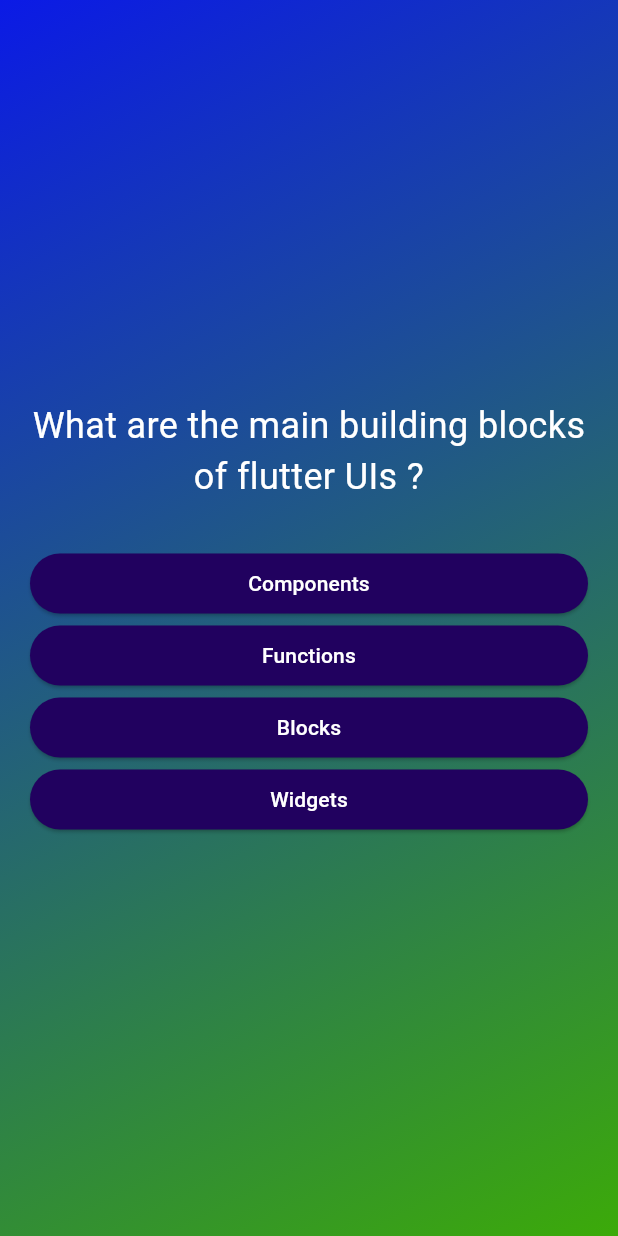
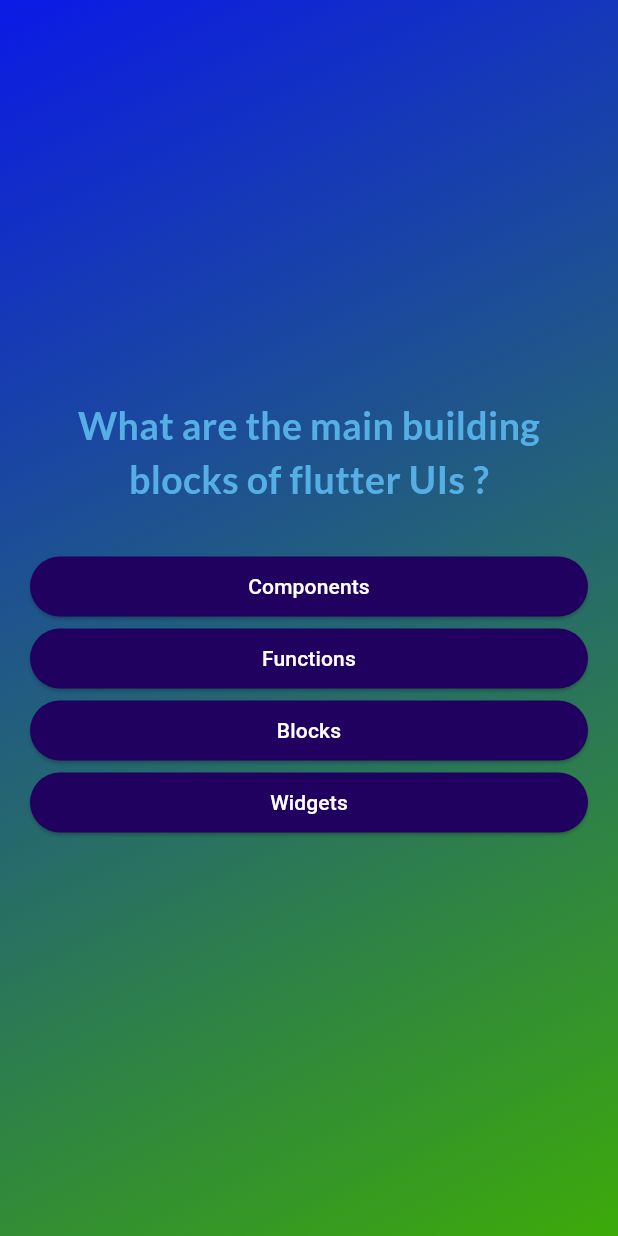
Before and after one commit to Sandipshrestha1/quiz_app, a Flutter app: the screen it shows after launch, after a tap on "Start quiz", on a phone screen of 412 x 824 dp. Run offline on Flutter 3.47's test engine with Material 3 defaults, Android fonts, the phone set to English and light mode, and no system bars; our stand-ins replace google_fonts.

Commit message:
using google fonts

```diff
--- a/quiz_app/lib/questions_screen.dart
+++ b/quiz_app/lib/questions_screen.dart
@@ -1,6 +1,7 @@
 import 'package:flutter/material.dart';
 import 'package:quiz_app/answer_button.dart';
 import 'package:quiz_app/questions.dart';
+import 'package:google_fonts/google_fonts.dart';
 
 class QuestionsScreen extends StatefulWidget {
   const QuestionsScreen({super.key});
@@ -14,7 +15,7 @@ class _QuestionsScreenState extends State<QuestionsScreen> {
 
   void answerQuestion() {
     //currentQuestionIndex = currentQuestionIndex +1;
-    // both code  meaning is same
+    //both code  meaning is same
     //currentQuestionIndex += 1;
 
     setState(() {
@@ -32,24 +33,29 @@ class _QuestionsScreenState extends State<QuestionsScreen> {
         margin: const EdgeInsets.all(20),
         child: Column(
           // mainAxisSize: MainAxisSize.min,
-
           mainAxisAlignment: MainAxisAlignment.center,
           crossAxisAlignment: CrossAxisAlignment.stretch,
           children: [
             Text(
               currentQuestion.text,
-              style: const TextStyle(
-                color: Colors.white,
-                fontSize: 24,
+              style: GoogleFonts.lato(
+                color: const Color.fromARGB(255, 85, 175, 228),
+                fontSize: 25,
+                fontWeight: FontWeight.bold,
               ),
               textAlign: TextAlign.center,
             ),
             const SizedBox(height: 30),
             // ... means Spreading values
             // We are using this because we cannot use list inside onother list
-            ...currentQuestion.getShuffledAnswers().map((answer) {
-              return AnswerButton(answerText: answer, onTap: answerQuestion,);
-            }),
+            ...currentQuestion.getShuffledAnswers().map(
+              (answer) {
+                return AnswerButton(
+                  answerText: answer,
+                  onTap: answerQuestion,
+                );
+              },
+            ),
           ],
         ),
       ),
--- a/quiz_app/lib/start_screen.dart
+++ b/quiz_app/lib/start_screen.dart
@@ -1,4 +1,5 @@
 import 'package:flutter/material.dart';
+import 'package:google_fonts/google_fonts.dart';
 
 class StartScreen extends StatelessWidget {
   const StartScreen(this.startQuiz, {super.key});
@@ -28,11 +29,12 @@ class StartScreen extends StatelessWidget {
           const SizedBox(
             height: 80,
           ),
-          const Text(
+          Text(
             "Learn flutter in fun way",
-            style: TextStyle(
-              color: Colors.white,
-              fontSize: 28.0,
+            style: GoogleFonts.lato(
+              color: const Color.fromARGB(255, 96, 235, 84),
+              fontSize: 34,
+              fontWeight: FontWeight.bold,
             ),
           ),
           const SizedBox(height: 30),
--- a/quiz_app/pubspec.yaml
+++ b/quiz_app/pubspec.yaml
@@ -35,6 +35,7 @@ dependencies:
   # The following adds the Cupertino Icons font to your application.
   # Use with the CupertinoIcons class for iOS style icons.
   cupertino_icons: ^1.0.2
+  google_fonts: ^6.1.0
 
 dev_dependencies:
   flutter_test:
```
Also changed, not shown: quiz_app/pubspec.lock, 1 other file.
